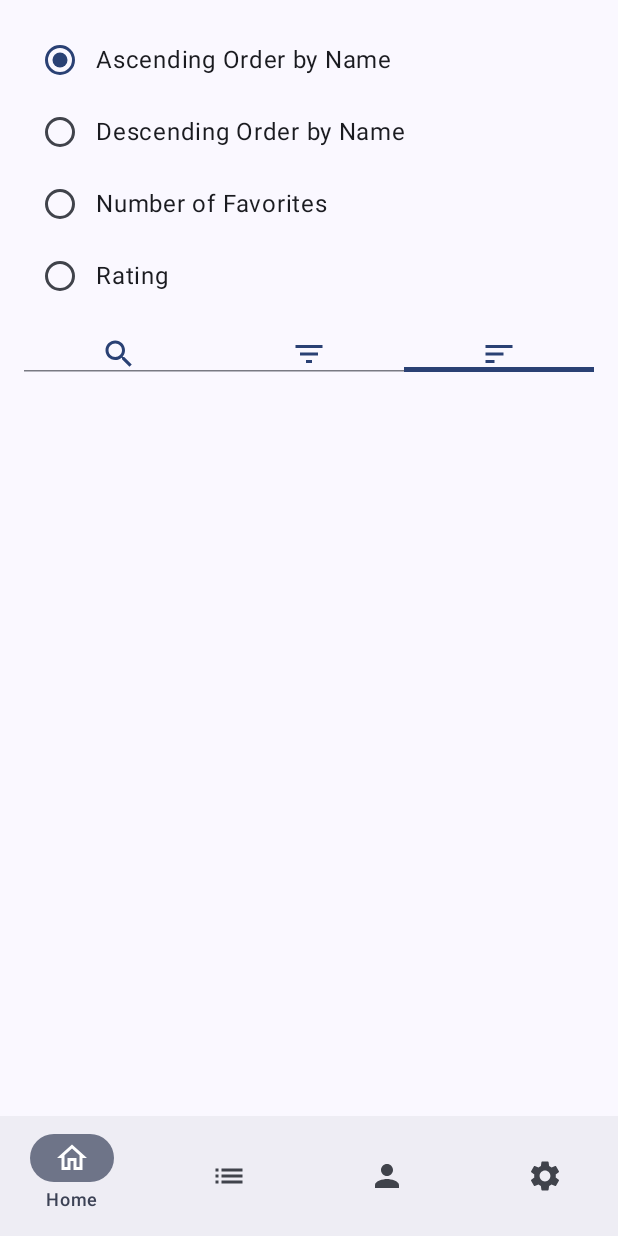
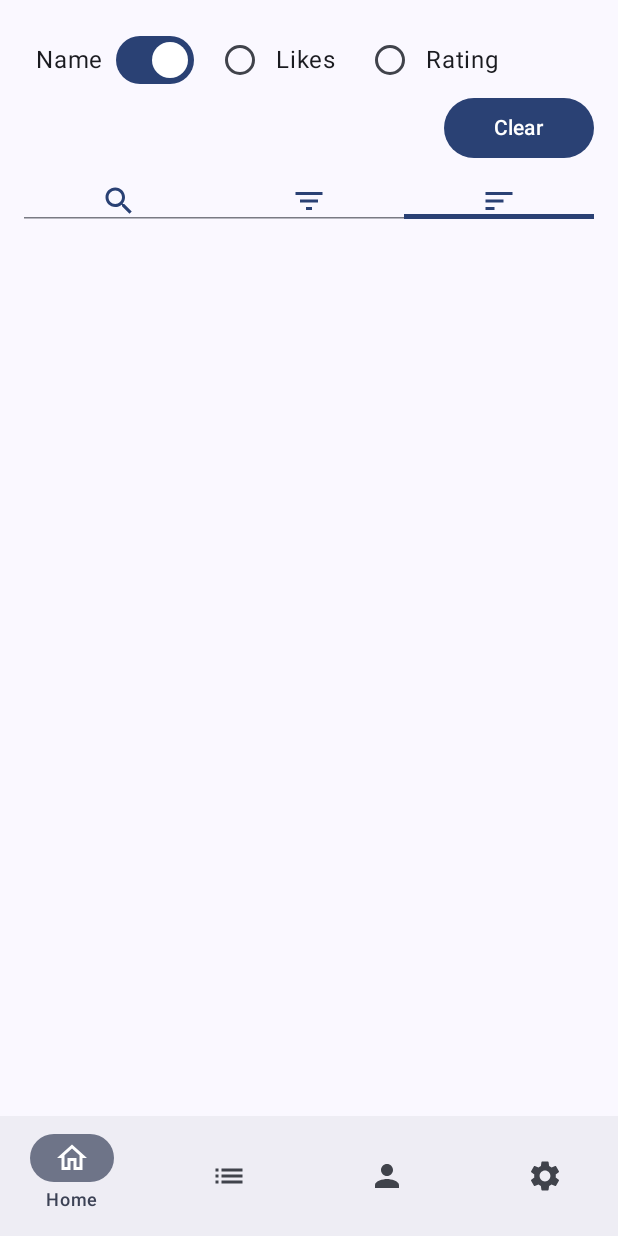
Before and after one commit to same8891/group_project, an Android app built with Jetpack Compose: the homeScreen screen opened through its navigation route, tab 3 chosen, on a phone screen of 412 x 824 dp. Run offline under Robolectric (Android 15) with nearby library versions, the phone set to English and light mode, and no system bars; our stand-ins replace Firebase (no records; nobody signed in at launch, a user with empty details on screens opened directly).

Commit message:
update sort ui

```diff
--- a/groupproject/app/src/main/java/com/example/groupproject/ui/home/homeScreen.kt
+++ b/groupproject/app/src/main/java/com/example/groupproject/ui/home/homeScreen.kt
@@ -8,6 +8,7 @@ import androidx.compose.foundation.background
 import androidx.compose.foundation.clickable
 import androidx.compose.foundation.layout.Column
 import androidx.compose.foundation.layout.Row
+import androidx.compose.foundation.layout.Spacer
 import androidx.compose.foundation.layout.fillMaxSize
 import androidx.compose.foundation.layout.fillMaxWidth
 import androidx.compose.foundation.layout.height
@@ -27,6 +28,7 @@ import androidx.compose.material3.IconButton
 import androidx.compose.material3.MaterialTheme
 import androidx.compose.material3.RadioButton
 import androidx.compose.material3.Surface
+import androidx.compose.material3.Switch
 import androidx.compose.material3.Tab
 import androidx.compose.material3.TabRow
 import androidx.compose.material3.Text
@@ -48,6 +50,7 @@ import androidx.navigation.NavHostController
 import androidx.navigation.compose.rememberNavController
 import com.example.groupproject.data.model.Destination
 import com.example.groupproject.data.model.User
+import java.util.jar.Attributes.Name
 
 @Composable
 fun HomeScreen(navController: NavHostController, homeViewModel: homeViewModel) {
@@ -85,14 +88,16 @@ fun homeScreen(navController: NavController,homeViewModel: homeViewModel) {
     var State by remember { mutableStateOf(1) }
     var searchInput by remember { mutableStateOf("") }
     var selectedCheckBoxItems by remember { mutableStateOf<List<String>>(emptyList()) }
-    var selectedOption by remember { mutableStateOf(SortOrder.ASCENDING_NAME) }
+    var selectedOption1 by remember { mutableStateOf(SortOrder.ASCENDING_NAME) }
+    var selectedOption2 by remember { mutableStateOf(SortOrder.Empty) }
     Column(
         modifier = Modifier
             .fillMaxSize()
             .padding(16.dp)
     ) {
         Log.d("selectcheck","$selectedCheckBoxItems")
-        Log.d("selectoption","$selectedOption")
+        Log.d("selectoption","$selectedOption1")
+        Log.d("selectoption","$selectedOption2")
         if (State == 1) {
             SearchBar{input->
                 searchInput = input
@@ -104,9 +109,11 @@ fun homeScreen(navController: NavController,homeViewModel: homeViewModel) {
             }
         }
         else{
-            RadioGroup(selectedOption = selectedOption,
-                onOptionSelected = {
-                    selectedOption = it
+            RadioGroup(selectedOption1 = selectedOption1,
+                selectedOption2 = selectedOption2,
+                onOptionSelected = { s1,s2 ->
+                    selectedOption1 = s1
+                    selectedOption2 = s2
                 })
         }
         // Tab with buttons
@@ -143,8 +150,9 @@ fun homeScreen(navController: NavController,homeViewModel: homeViewModel) {
 @Composable
 fun homepre() {
     val navController = rememberNavController()
-    var selectedOption by remember { mutableStateOf(SortOrder.ASCENDING_NAME) }
-//    RadioGroup(SortOrder.ASCENDING_NAME,onOptionSelected = { selectedOption = it })
+    var selectedOption1 by remember { mutableStateOf(SortOrder.ASCENDING_NAME) }
+    var selectedOption2 by remember { mutableStateOf(SortOrder.Empty) }
+//    RadioGroup(SortOrder.ASCENDING_NAME,SortOrder.Empty,onOptionSelected = {s1,s2-> })
     CheckBoxList{}
 }
 @OptIn(ExperimentalMaterial3Api::class)
@@ -189,9 +197,13 @@ fun CheckBoxList(onFilterClick: (List<String>) -> Unit) {
     val screenWidth = LocalConfiguration.current.screenWidthDp
     var length = 0
     var count = 0
-    Column(modifier = Modifier.height(90.dp)
+    Column(modifier = Modifier
+        .height(90.dp)
+        .width(screenWidth.dp)
     ) {
-        Row (modifier = Modifier.height(40.dp)){
+        Row (modifier = Modifier
+            .height(40.dp)
+            .width(screenWidth.dp)){
             items.forEachIndexed { index, item ->
                 if((length+120) > screenWidth){
                     add_row = true
@@ -214,7 +226,9 @@ fun CheckBoxList(onFilterClick: (List<String>) -> Unit) {
             }
         }
         if(add_row){
-            Row(modifier = Modifier.height(40.dp)){
+            Row(modifier = Modifier
+                .height(40.dp)
+                .width(screenWidth.dp)){
                 for(i in count until 4){
                     Row(
                         modifier = Modifier
@@ -228,20 +242,18 @@ fun CheckBoxList(onFilterClick: (List<String>) -> Unit) {
                         Text(text = items[i])
                     }
                 }
+                Spacer(modifier = Modifier.width((screenWidth-260).dp))
                 Button(
-                    onClick = { onFilterClick(getSelectedItems(items,checkedItems)) },
-                    modifier = Modifier.width(100.dp)
-                ) {
+                    onClick = { onFilterClick(getSelectedItems(items, checkedItems)) },
+                    modifier = Modifier
+                        .width(100.dp)
+                )
+                {
                     Text("Filter")
                 }
             }
         }
-//        Button(
-//            onClick = { onFilterClick(getSelectedItems(items,checkedItems)) },
-//            modifier = Modifier.align(Alignment.End)
-//        ) {
-//            Text("Filter")
-//        }
+
     }
 }
 
@@ -252,44 +264,73 @@ fun getSelectedItems(items: List<String>, checkedItems: List<Boolean>): List<Str
 enum class SortOrder {
     ASCENDING_NAME,
     DESCENDING_NAME,
-    FAVORITES,
-    RATING
+    Likes,
+    RATING,
+    Empty
 }
 @Composable
 fun RadioGroup(
-    selectedOption: SortOrder,
-    onOptionSelected: (SortOrder) -> Unit
+    selectedOption1: SortOrder,
+    selectedOption2: SortOrder,
+    onOptionSelected: (SortOrder, SortOrder) -> Unit
 ) {
+    var currentSortOrder1 = selectedOption1
+    var currentSortOrder2 = selectedOption2
     val options = SortOrder.values()
     val choices = listOf(
-        SortOrder.ASCENDING_NAME,
-        SortOrder.DESCENDING_NAME,
-        SortOrder.FAVORITES,
+        SortOrder.Likes,
         SortOrder.RATING
     )
-    Column (){
+    val screenWidth = LocalConfiguration.current.screenWidthDp
+    Column (modifier = Modifier
+        .height(90.dp)
+        .width(screenWidth.dp)){
+        Row (verticalAlignment = Alignment.CenterVertically){
+            Row(verticalAlignment = Alignment.CenterVertically,
+                modifier = Modifier
+                    .width(120.dp)
+                    .padding(start = 8.dp)){
+                Text(text = "Name")
+                Switch(
+                    checked = selectedOption1 == SortOrder.ASCENDING_NAME,
+                    onCheckedChange = {
+                        onOptionSelected(if (it) SortOrder.ASCENDING_NAME else SortOrder.DESCENDING_NAME,currentSortOrder2)
+                    },
+                    modifier = Modifier.padding(start = 8.dp)
+                )
+            }
             choices.forEach { choice ->
                 Row(
                     verticalAlignment = Alignment.CenterVertically,
                     modifier = Modifier
-                    .fillMaxWidth()
+                        .width(100.dp)
                         .clickable {
-                        onOptionSelected(choice)
+                            onOptionSelected(currentSortOrder1, choice)
                         }
                 ) {
                     RadioButton(
-                    selected = choice == selectedOption,
+                        selected = choice == selectedOption2,
                         onClick = {
-                        onOptionSelected(choice)
+                            onOptionSelected(currentSortOrder1,choice)
                         }
                     )
-                Text(text = when (choice) {
-                    SortOrder.ASCENDING_NAME -> "Ascending Order by Name"
-                    SortOrder.DESCENDING_NAME -> "Descending Order by Name"
-                    SortOrder.FAVORITES -> "Number of Favorites"
+                    Text(
+                        text = when (choice) {
+                            SortOrder.Likes -> "Likes"
                             SortOrder.RATING -> "Rating"
-                })
+                            else -> ""
                         }
+                    )
+                }
+            }
+        }
+        Button(
+            onClick = { onOptionSelected(SortOrder.ASCENDING_NAME,SortOrder.Empty) },
+            modifier = Modifier
+                .width(100.dp)
+                .align(Alignment.End)
+        ) {
+            Text("Clear")
         }
     }
 }
```
Lines whose indentation alone changed are shown as unchanged.
